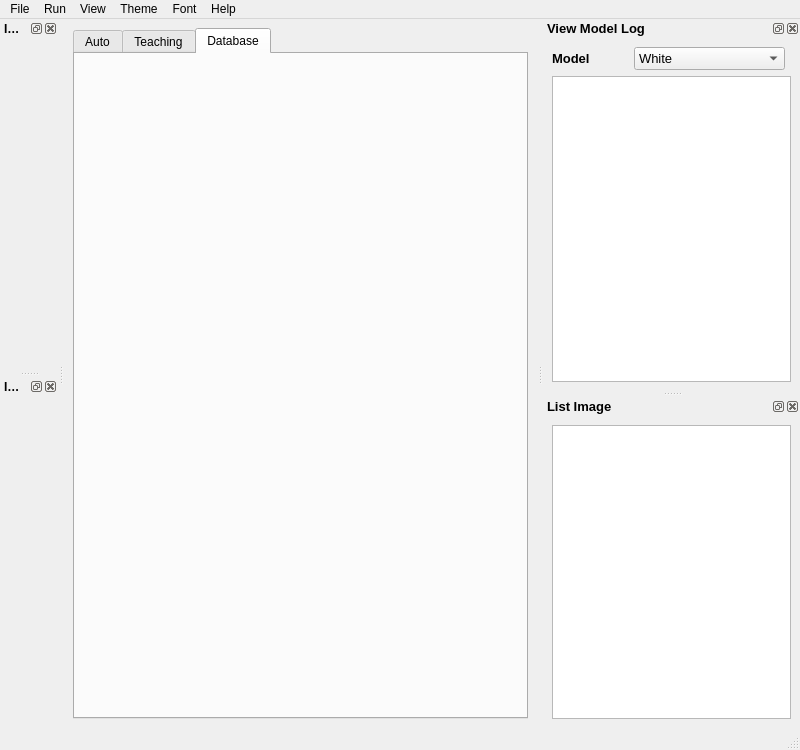
Old version of the form ui/MainWindow.ui in the repository vananh2606/ProjectProcessingImage.
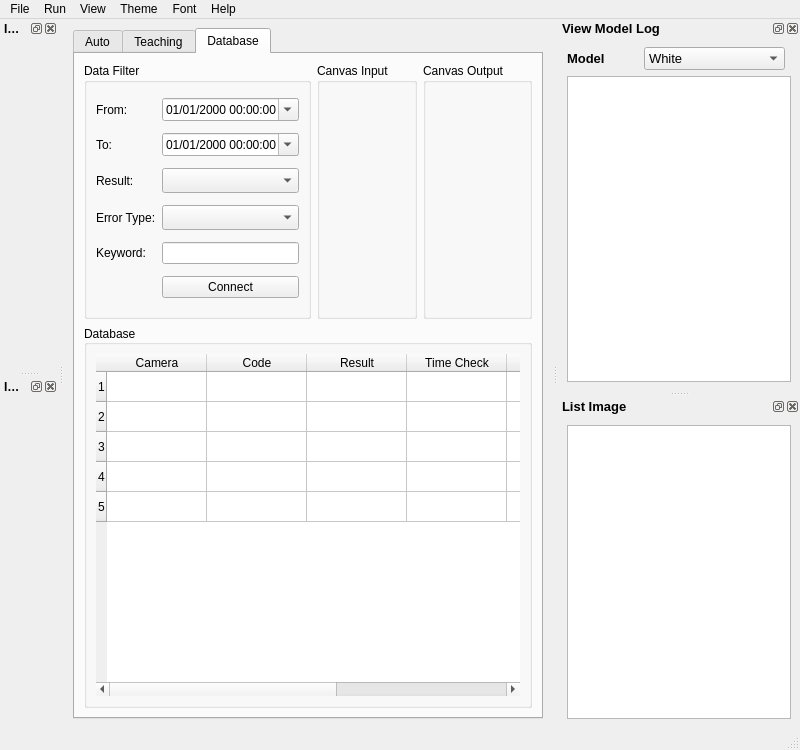
New version of the form. The open tabs and pages were chosen to show the change.

Patch:
```diff
--- a/ui/MainWindow.ui
+++ b/ui/MainWindow.ui
@@ -1138,6 +1138,268 @@
        <attribute name="title">
         <string>Database</string>
        </attribute>
+       <layout class="QGridLayout" name="gridLayout_2" rowstretch="2,3" columnstretch="2,3,3" rowminimumheight="0,0">
+        <item row="0" column="0">
+         <widget class="QGroupBox" name="groupBox">
+          <property name="title">
+           <string>Data Filter</string>
+          </property>
+          <layout class="QGridLayout" name="gridLayoutDataFilter" rowstretch="0,0,0,0,0,0,0" columnstretch="2,3">
+           <item row="5" column="0">
+            <widget class="QLabel" name="label_keyword">
+             <property name="text">
+              <string>Keyword:</string>
+             </property>
+             <property name="alignment">
+              <set>Qt::AlignLeading|Qt::AlignLeft|Qt::AlignVCenter</set>
+             </property>
+            </widget>
+           </item>
+           <item row="5" column="1">
+            <widget class="QLineEdit" name="line_keyword"/>
+           </item>
+           <item row="3" column="0">
+            <widget class="QLabel" name="label_result_type">
+             <property name="layoutDirection">
+              <enum>Qt::LeftToRight</enum>
+             </property>
+             <property name="text">
+              <string>Result:</string>
+             </property>
+             <property name="alignment">
+              <set>Qt::AlignLeading|Qt::AlignLeft|Qt::AlignVCenter</set>
+             </property>
+            </widget>
+           </item>
+           <item row="3" column="1">
+            <widget class="QComboBox" name="combo_result_type">
+             <property name="minimumSize">
+              <size>
+               <width>0</width>
+               <height>25</height>
+              </size>
+             </property>
+             <property name="layoutDirection">
+              <enum>Qt::LeftToRight</enum>
+             </property>
+            </widget>
+           </item>
+           <item row="4" column="0">
+            <widget class="QLabel" name="label_error_type">
+             <property name="text">
+              <string>Error Type:</string>
+             </property>
+             <property name="alignment">
+              <set>Qt::AlignLeading|Qt::AlignLeft|Qt::AlignVCenter</set>
+             </property>
+            </widget>
+           </item>
+           <item row="4" column="1">
+            <widget class="QComboBox" name="combo_error_type">
+             <property name="minimumSize">
+              <size>
+               <width>0</width>
+               <height>25</height>
+              </size>
+             </property>
+            </widget>
+           </item>
+           <item row="6" column="1">
+            <widget class="QPushButton" name="btn_connect_database">
+             <property name="text">
+              <string>Connect</string>
+             </property>
+            </widget>
+           </item>
+           <item row="1" column="1">
+            <widget class="QDateTimeEdit" name="date_time_from">
+             <property name="minimumDate">
+              <date>
+               <year>1755</year>
+               <month>1</month>
+               <day>1</day>
+              </date>
+             </property>
+             <property name="displayFormat">
+              <string>dd/MM/yyyy hh:mm:ss</string>
+             </property>
+             <property name="calendarPopup">
+              <bool>true</bool>
+             </property>
+            </widget>
+           </item>
+           <item row="2" column="1">
+            <widget class="QDateTimeEdit" name="date_time_to">
+             <property name="minimumDate">
+              <date>
+               <year>1755</year>
+               <month>1</month>
+               <day>1</day>
+              </date>
+             </property>
+             <property name="displayFormat">
+              <string>dd/MM/yyyy hh:mm:ss</string>
+             </property>
+             <property name="calendarPopup">
+              <bool>true</bool>
+             </property>
+            </widget>
+           </item>
+           <item row="1" column="0">
+            <widget class="QLabel" name="label_date_time_from">
+             <property name="sizePolicy">
+              <sizepolicy hsizetype="Preferred" vsizetype="Preferred">
+               <horstretch>0</horstretch>
+               <verstretch>0</verstretch>
+              </sizepolicy>
+             </property>
+             <property name="minimumSize">
+              <size>
+               <width>0</width>
+               <height>10</height>
+              </size>
+             </property>
+             <property name="text">
+              <string>From:</string>
+             </property>
+            </widget>
+           </item>
+           <item row="2" column="0">
+            <widget class="QLabel" name="label_date_time_to">
+             <property name="text">
+              <string>To:</string>
+             </property>
+            </widget>
+           </item>
+          </layout>
+         </widget>
+        </item>
+        <item row="0" column="1">
+         <widget class="QGroupBox" name="groupBoxCanvasInput">
+          <property name="title">
+           <string>Canvas Input</string>
+          </property>
+          <layout class="QVBoxLayout" name="verticalLayoutCanvasInput"/>
+         </widget>
+        </item>
+        <item row="0" column="2">
+         <widget class="QGroupBox" name="groupBoxCanvasOutput">
+          <property name="title">
+           <string>Canvas Output</string>
+          </property>
+          <layout class="QVBoxLayout" name="verticalLayoutCanvasOutput"/>
+         </widget>
+        </item>
+        <item row="1" column="0" colspan="3">
+         <widget class="QGroupBox" name="groupBoxDatabase">
+          <property name="layoutDirection">
+           <enum>Qt::LeftToRight</enum>
+          </property>
+          <property name="title">
+           <string>Database</string>
+          </property>
+          <property name="alignment">
+           <set>Qt::AlignLeading|Qt::AlignLeft|Qt::AlignVCenter</set>
+          </property>
+          <layout class="QVBoxLayout" name="verticalLayoutDatabase">
+           <item>
+            <widget class="QTableWidget" name="table_widget_database">
+             <property name="enabled">
+              <bool>true</bool>
+             </property>
+             <property name="sizePolicy">
+              <sizepolicy hsizetype="Preferred" vsizetype="Preferred">
+               <horstretch>0</horstretch>
+               <verstretch>0</verstretch>
+              </sizepolicy>
+             </property>
+             <property name="frameShape">
+              <enum>QFrame::NoFrame</enum>
+             </property>
+             <property name="frameShadow">
+              <enum>QFrame::Sunken</enum>
+             </property>
+             <property name="lineWidth">
+              <number>1</number>
+             </property>
+             <property name="selectionMode">
+              <enum>QAbstractItemView::ExtendedSelection</enum>
+             </property>
+             <property name="textElideMode">
+              <enum>Qt::ElideLeft</enum>
+             </property>
+             <property name="sortingEnabled">
+              <bool>false</bool>
+             </property>
+             <property name="cornerButtonEnabled">
+              <bool>true</bool>
+             </property>
+             <row>
+              <property name="text">
+               <string>1</string>
+              </property>
+             </row>
+             <row>
+              <property name="text">
+               <string>2</string>
+              </property>
+             </row>
+             <row>
+              <property name="text">
+               <string>3</string>
+              </property>
+             </row>
+             <row>
+              <property name="text">
+               <string>4</string>
+              </property>
+             </row>
+             <row>
+              <property name="text">
+               <string>5</string>
+              </property>
+             </row>
+             <column>
+              <property name="text">
+               <string>Camera</string>
+              </property>
+             </column>
+             <column>
+              <property name="text">
+               <string>Code</string>
+              </property>
+             </column>
+             <column>
+              <property name="text">
+               <string>Result</string>
+              </property>
+             </column>
+             <column>
+              <property name="text">
+               <string>Time Check</string>
+              </property>
+             </column>
+             <column>
+              <property name="text">
+               <string>Image Path</string>
+              </property>
+             </column>
+             <column>
+              <property name="text">
+               <string>Code</string>
+              </property>
+             </column>
+             <column>
+              <property name="text">
+               <string>Error Type</string>
+              </property>
+             </column>
+            </widget>
+           </item>
+          </layout>
+         </widget>
+        </item>
+       </layout>
       </widget>
      </widget>
     </item>
```
Left out of the diff: 22 changed lines with no effect on the pictures.
